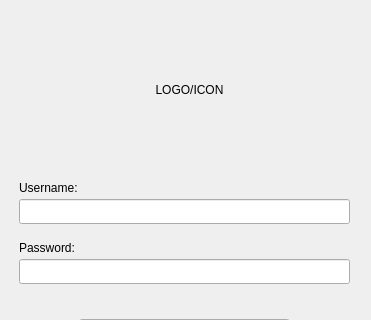
Above: Login/logindialog.ui from cosimo265598/Edilive before the change; both pictures show x 0 to 371 and y 0 to 320 of the 371 by 465 pixel window. Below: the same form after it.
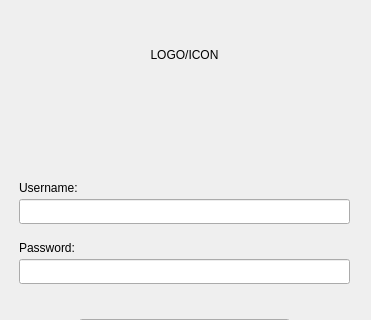
That is the form after the change.

What changed in the file:
```diff
--- a/Login/logindialog.ui
+++ b/Login/logindialog.ui
@@ -104,10 +104,10 @@
     <widget class="QLabel" name="logo">
      <property name="geometry">
       <rect>
-       <x>110</x>
-       <y>10</y>
-       <width>141</width>
-       <height>141</height>
+       <x>130</x>
+       <y>0</y>
+       <width>91</width>
+       <height>91</height>
       </rect>
      </property>
      <property name="text">
```
Left out of the diff: 461 changed lines with no effect on the pictures.
